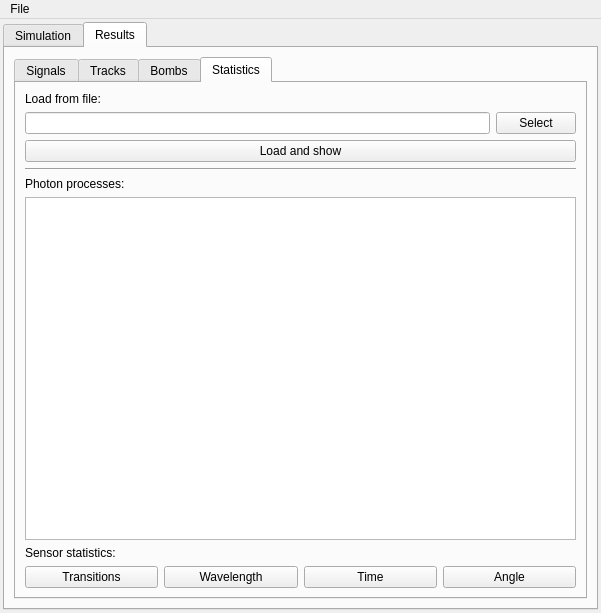
First picture: the form in ants3bundle/src/ants3/gui/photsim/a3photsimwin.ui, repository andrmor/ANTS3bundle, before the edit.
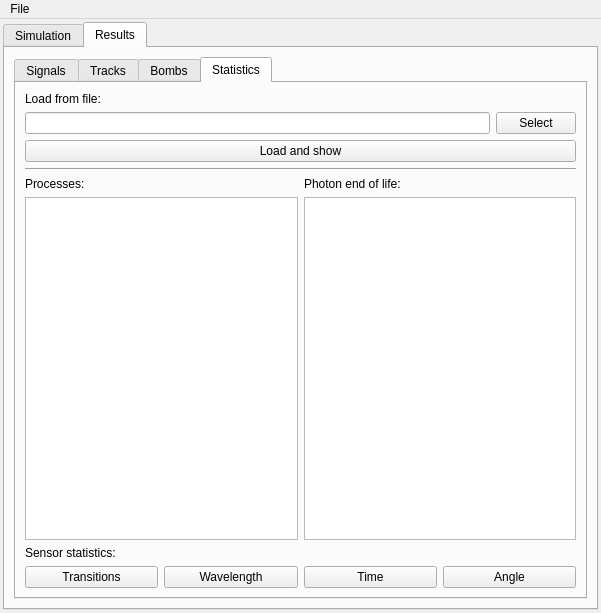
Second picture: the form after the edit. The open tabs and pages were chosen to show the change.

```diff
--- a/ants3bundle/src/ants3/gui/photsim/a3photsimwin.ui
+++ b/ants3bundle/src/ants3/gui/photsim/a3photsimwin.ui
@@ -3107,14 +3107,45 @@
              </widget>
             </item>
             <item>
-             <widget class="QLabel" name="label_6">
-              <property name="text">
-               <string>Photon processes:</string>
+             <layout class="QHBoxLayout" name="horizontalLayout_32">
+              <property name="topMargin">
+               <number>0</number>
               </property>
-             </widget>
-            </item>
-            <item>
-             <widget class="QPlainTextEdit" name="ptePhotonStatistics"/>
+              <item>
+               <layout class="QVBoxLayout" name="verticalLayout_19">
+                <property name="rightMargin">
+                 <number>0</number>
+                </property>
+                <item>
+                 <widget class="QLabel" name="label_10">
+                  <property name="text">
+                   <string>Processes:</string>
+                  </property>
+                 </widget>
+                </item>
+                <item>
+                 <widget class="QPlainTextEdit" name="ptePhotonProcesses"/>
+                </item>
+               </layout>
+              </item>
+              <item>
+               <layout class="QVBoxLayout" name="verticalLayout_16">
+                <property name="topMargin">
+                 <number>0</number>
+                </property>
+                <item>
+                 <widget class="QLabel" name="label_9">
+                  <property name="text">
+                   <string>Photon end of life:</string>
+                  </property>
+                 </widget>
+                </item>
+                <item>
+                 <widget class="QPlainTextEdit" name="pteEndOfLife"/>
+                </item>
+               </layout>
+              </item>
+             </layout>
             </item>
             <item>
              <widget class="QLabel" name="label_8">
```
